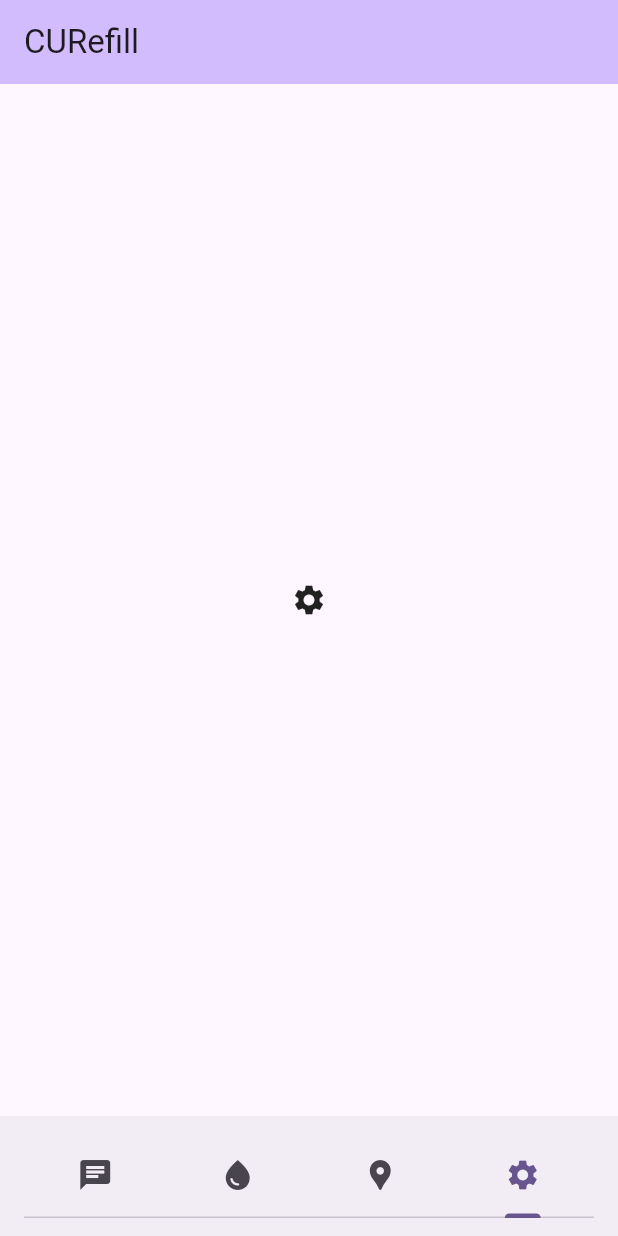
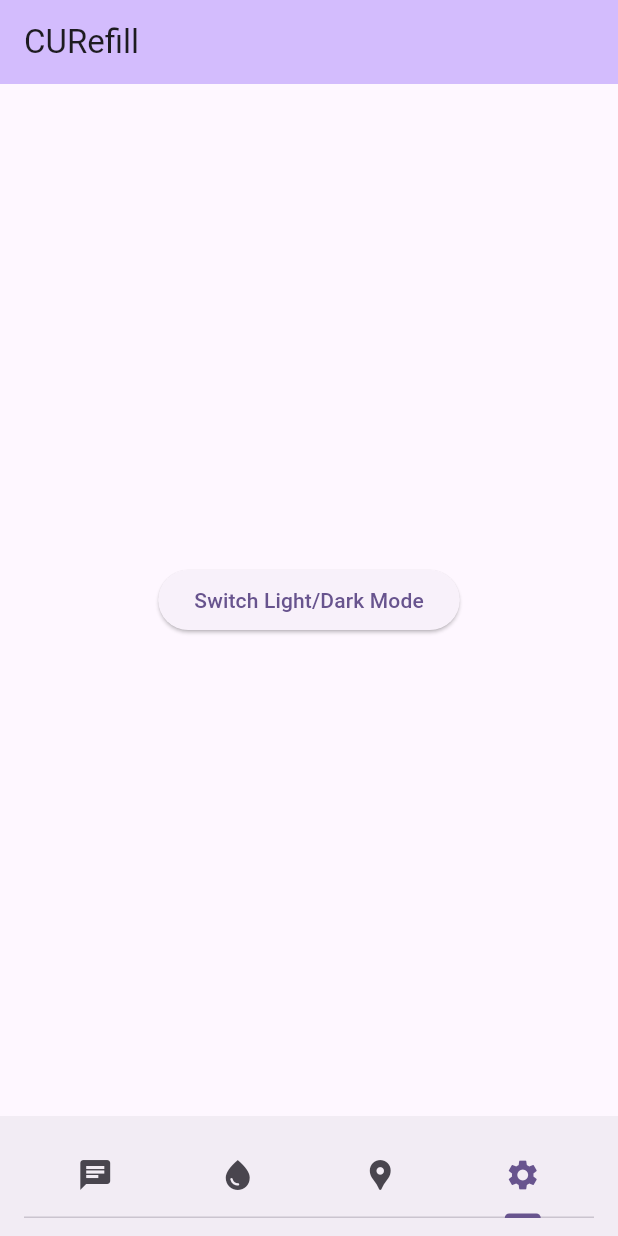
Before and after one commit to fdczk/curefill, a Flutter app: the screen it shows after launch, tab 4 chosen, on a phone screen of 412 x 824 dp. Run offline on Flutter 3.47's test engine with Material 3 defaults, Android fonts, the phone set to English and light mode, and no system bars; our stand-ins replace google_maps_flutter.

Commit message:
added light/dark mode button, take 2?

```diff
--- a/curefill_flutter_application_1/lib/main.dart
+++ b/curefill_flutter_application_1/lib/main.dart
@@ -1,45 +1,52 @@
 import 'package:flutter/material.dart';
 import 'package:google_maps_flutter/google_maps_flutter.dart' as gmaps;
-// import 'package:google_maps_flutter_web/google_maps_flutter_web.dart';
 
 void main() {
   runApp(const MyApp());
 }
 
-class MyApp extends StatelessWidget {
+class MyApp extends StatefulWidget {
   const MyApp({super.key});
+
+  @override
+  State<MyApp> createState() => _MyAppState();
+}
+
+class _MyAppState extends State<MyApp> {
+  // Track the theme mode (light/dark)
+  bool _isDarkMode = false;
+
+  // Method to toggle between light and dark mode
+  void _toggleTheme() {
+    setState(() {
+      _isDarkMode = !_isDarkMode;
+    });
+  }
 
   // This widget is the root of your application.
   @override
   Widget build(BuildContext context) {
     return MaterialApp(
       title: 'Flutter Demo',
-      theme: ThemeData(
-        // This is the theme of your application.
-        //
-        // TRY THIS: Try running your application with "flutter run". You'll see
-        // the application has a purple toolbar. Then, without quitting the app,
-        // try changing the seedColor in the colorScheme below to Colors.green
-        // and then invoke "hot reload" (save your changes or press the "hot
-        // reload" button in a Flutter-supported IDE, or press "r" if you used
-        // the command line to start the app).
-        //
-        // Notice that the counter didn't reset back to zero; the application
-        // state is not lost during the reload. To reset the state, use hot
-        // restart instead.
-        //
-        // This works for code too, not just values: Most code changes can be
-        // tested with just a hot reload.
+      theme: _isDarkMode
+          ? ThemeData.dark().copyWith(
+              colorScheme: ColorScheme.fromSeed(seedColor: Colors.deepPurple),
+              useMaterial3: true,
+            )
+          : ThemeData.light().copyWith(
               colorScheme: ColorScheme.fromSeed(seedColor: Colors.deepPurple),
               useMaterial3: true,
             ),
-      home: const MyHomePage(title: 'CURefill'),
+      home: MyHomePage(
+        title: 'CURefill',
+        toggleTheme: _toggleTheme, // Pass the toggle function to the home page
+      ),
     );
   }
 }
 
 class MyHomePage extends StatefulWidget {
-  const MyHomePage({super.key, required this.title});
+  const MyHomePage({super.key, required this.title, required this.toggleTheme});
 
   // This widget is the home page of your application. It is stateful, meaning
   // that it has a State object (defined below) that contains fields that affect
@@ -51,6 +58,7 @@ class MyHomePage extends StatefulWidget {
   // always marked "final".
 
   final String title;
+  final VoidCallback toggleTheme; // Add a toggleTheme callback
 
   @override
   State<MyHomePage> createState() => _MyHomePageState();
@@ -59,29 +67,31 @@ class MyHomePage extends StatefulWidget {
 class _MyHomePageState extends State<MyHomePage> {
   late gmaps.GoogleMapController mapController;
 
-  final gmaps.LatLng _center = const gmaps.LatLng(40.112442053296135, -88.22833394110455);
+  final gmaps.LatLng _center =
+      const gmaps.LatLng(40.112442053296135, -88.22833394110455);
 
   void _onMapCreated(gmaps.GoogleMapController controller) {
     mapController = controller;
   }
 
-
   @override
   Widget build(BuildContext context) {
     // This method is rerun every time setState is called, for instance as done
-    // by the _incrementCounter method above.
+    // by the _toggleTheme method above.
     //
     // The Flutter framework has been optimized to make rerunning build methods
     // fast, so that you can just rebuild anything that needs updating rather
     // than having to individually change instances of widgets.
 
-    return DefaultTabController(length: 4, child: Scaffold(
+    return DefaultTabController(
+        length: 4,
+        child: Scaffold(
           appBar: AppBar(
             backgroundColor: Theme.of(context).colorScheme.inversePrimary,
             title: const Text("CURefill"),
           ),
-        bottomNavigationBar: BottomAppBar(child:
-          const TabBar(
+          bottomNavigationBar: const BottomAppBar(
+            child: TabBar(
               tabs: [
                 Tab(icon: Icon(Icons.chat)),
                 Tab(icon: Icon(Icons.water_drop)),
@@ -106,7 +116,8 @@ class _MyHomePageState extends State<MyHomePage> {
                   markers: {
                     const gmaps.Marker(
                       markerId: gmaps.MarkerId('CIF'),
-                      position: gmaps.LatLng(40.112442053296135, -88.22833394110455),
+                      position:
+                          gmaps.LatLng(40.112442053296135, -88.22833394110455),
                       infoWindow: gmaps.InfoWindow(
                         title: "CIF",
                         snippet: "Closest Refill Station: 3rd floor, north side",
@@ -115,10 +126,15 @@ class _MyHomePageState extends State<MyHomePage> {
                   },
                 ),
               ),
-              const Icon(Icons.settings),
+              // Settings tab with a button to toggle light/dark mode
+              Center(
+                child: ElevatedButton(
+                  onPressed: widget.toggleTheme, // Toggle light/dark mode
+                  child: const Text('Switch Light/Dark Mode'),
+                ),
+              ),
             ],
           ),
-      )
-    );
+        ));
   }
 }
```
Lines whose indentation alone changed are shown as unchanged.
